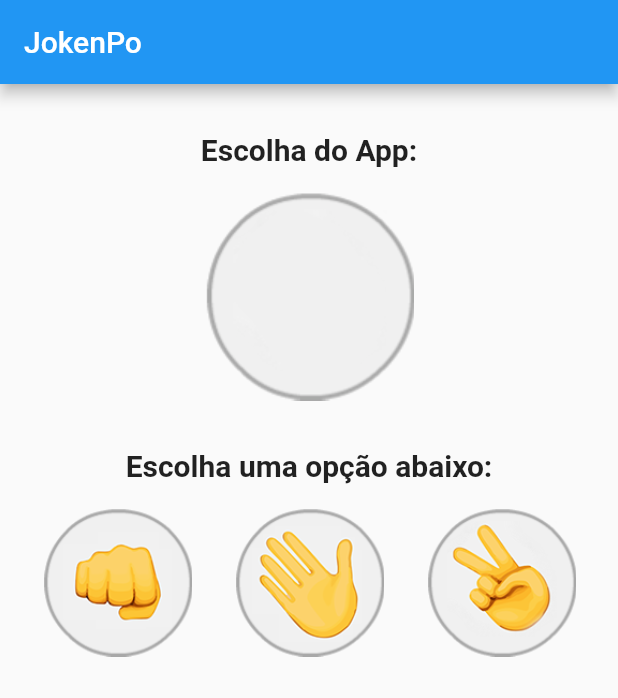
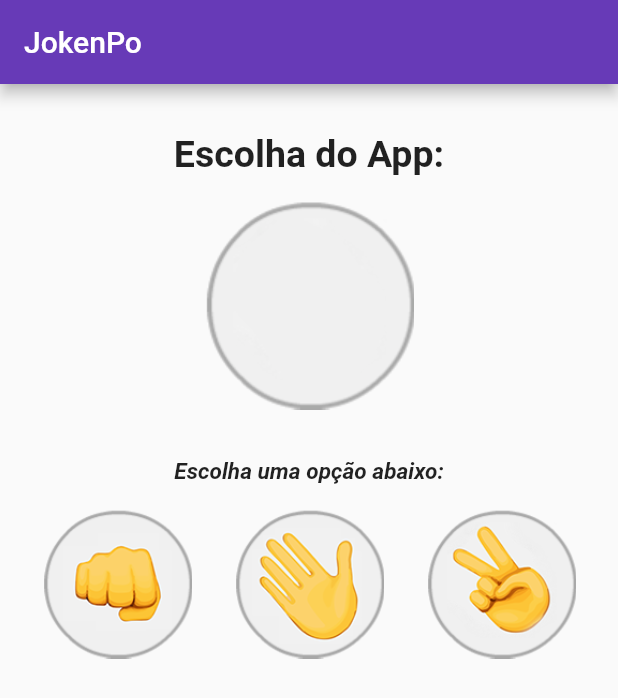
Before and after one commit to widodaniel/app_jokenpon, a Flutter app: the screen it shows after launch, on a phone screen of 412 x 824 dp. Shown: the top 698 px of the screen. Run offline on Flutter 3.47's test engine with Material 2 defaults, Android fonts, the phone set to English and light mode, and no system bars.

Commit message:
Alterações nas fontes dos textos

```diff
--- a/lib/Jogo.dart
+++ b/lib/Jogo.dart
@@ -56,6 +56,7 @@ class _JogoState extends State<Jogo> {
     return Scaffold(
       appBar: AppBar(
         title: Text("JokenPo"),
+        backgroundColor: Colors.deepPurple,
       ),
       body: Column(
         crossAxisAlignment: CrossAxisAlignment.center,
@@ -66,7 +67,7 @@ class _JogoState extends State<Jogo> {
               "Escolha do App: ",
               textAlign: TextAlign.center,
               style: TextStyle(
-                  fontSize: 20,
+                  fontSize: 25,
                   fontWeight: FontWeight.bold
               ),
             ),
@@ -80,7 +81,8 @@ class _JogoState extends State<Jogo> {
               _mensagem,
               textAlign: TextAlign.center,
               style: TextStyle(
-                  fontSize: 20,
+                  fontSize: 15,
+                  fontStyle: FontStyle.italic,
                   fontWeight: FontWeight.bold
               ),
             ),
```
